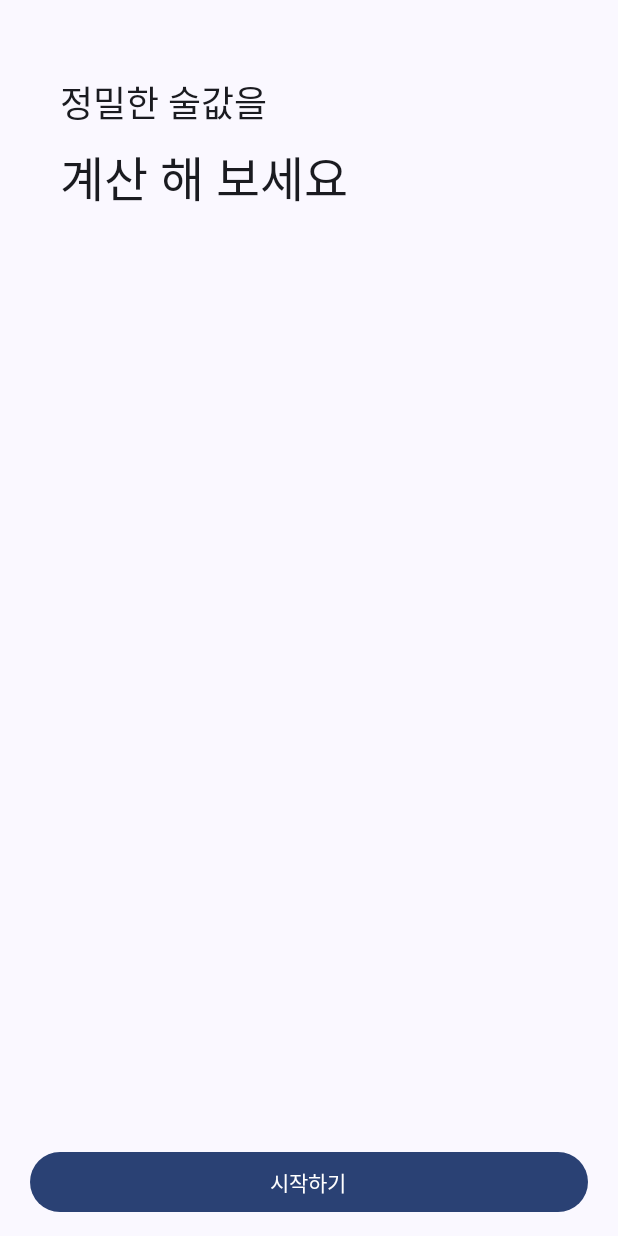
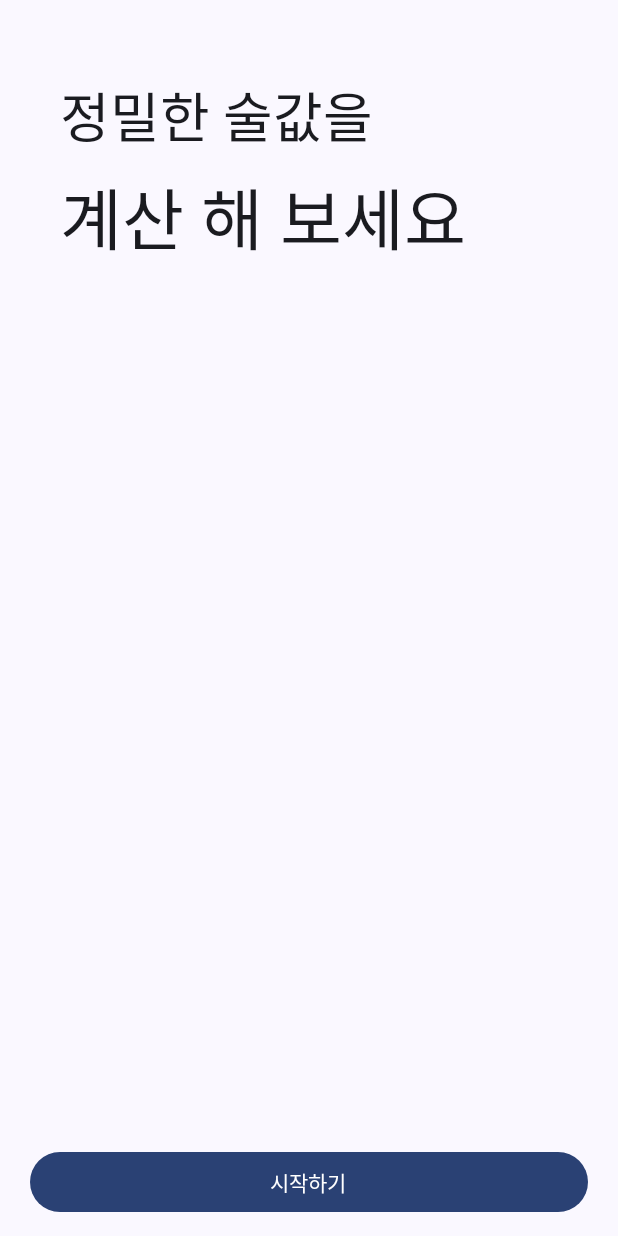
Before and after one commit to sejun2/PreciseDrinkBillCalculator-Compose, an Android app built with Jetpack Compose: the screen it shows after launch (MainActivity), on a phone screen of 412 x 824 dp. Run offline under Robolectric (Android 15) with nearby library versions, the phone set to English and light mode, and no system bars.

Commit message:
fix landing screen heading text size

```diff
--- a/app/src/main/java/com/example/precisedrinkbillcalculator/screen/LadingScreen.kt
+++ b/app/src/main/java/com/example/precisedrinkbillcalculator/screen/LadingScreen.kt
@@ -30,12 +30,12 @@ fun Heading(modifier: Modifier = Modifier) {
             .padding(start = 40.dp, top = 50.dp)
     ) {
         Text("정밀한 술값을", modifier = Modifier.animateOpacityAndTransitionY(), style = TextStyle(
-            fontSize = MaterialTheme.typography.headlineSmall.fontSize,
+            fontSize = MaterialTheme.typography.displaySmall.fontSize,
         ))
         Spacer(modifier = Modifier.padding(vertical = 4.dp))
         Text(
             "계산 해 보세요", style = TextStyle(
-                fontSize = MaterialTheme.typography.headlineLarge.fontSize
+                fontSize = MaterialTheme.typography.displayMedium.fontSize
             ), modifier = Modifier.animateOpacityAndTransitionY(transitionDelay = 650, opacityDelay = 1300)
         )
 
```
